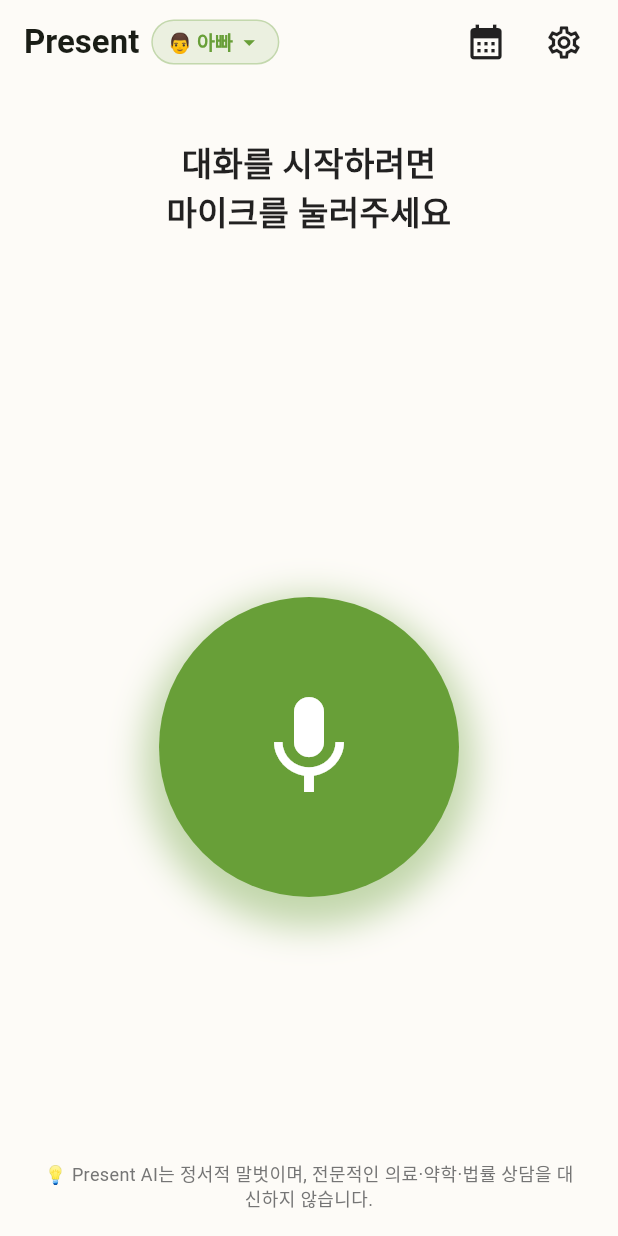
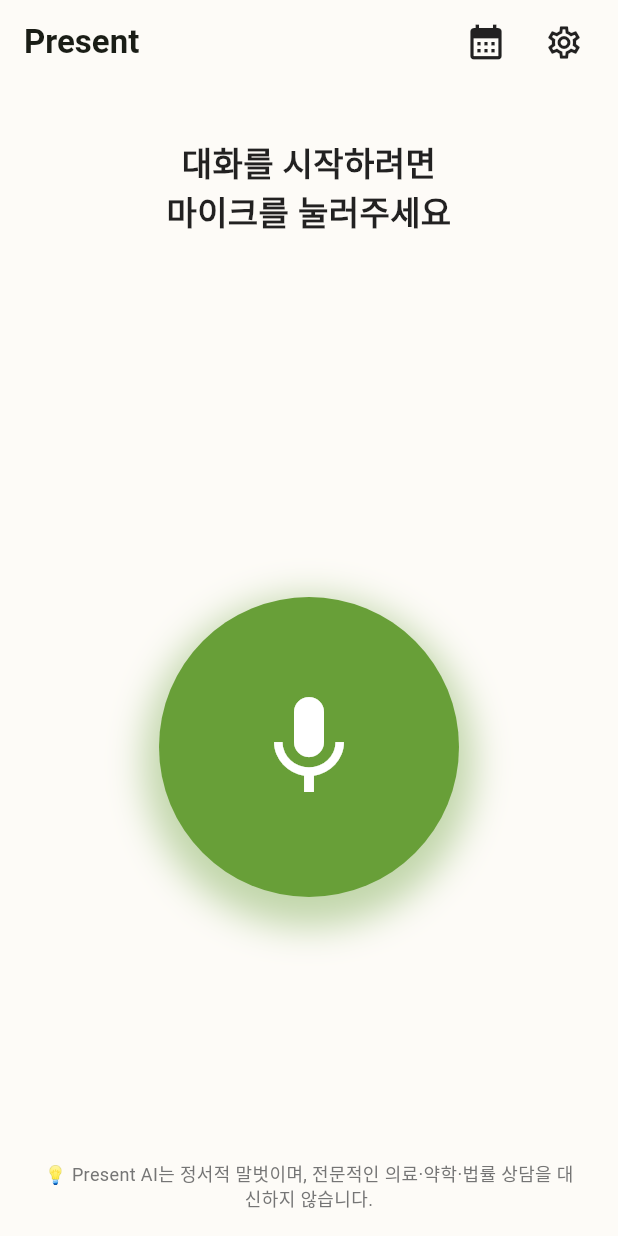
Before and after one commit to Forevernewvie/present, a Flutter app: the MainScreen screen opened by its route, after a tap on "아빠", on a phone screen of 412 x 824 dp. Run offline on Flutter 3.47's test engine with Material 3 defaults, Android fonts, the phone set to English and light mode, and no system bars; our stand-ins replace flutter_dotenv, flutter_riverpod, flutter_tts, go_router, permission_handler, shared_preferences and 3 more; missing offline and left inert: flutter_line_sdk, kakao_flutter_sdk_user; accounts and stored records are empty.

Commit message:
refactor(ui): hide top persona chip from AppBar for stability and retain backup, configure via settings dialog

```diff
--- a/lib/ui/main_screen.dart
+++ b/lib/ui/main_screen.dart
@@ -129,7 +129,6 @@ class _MainScreenState extends ConsumerState<MainScreen>
     });
 
     final voiceState = ref.watch(voiceChatProvider);
-    final settings = ref.watch(settingsProvider);
     final theme = Theme.of(context);
 
     // 4단계 상태 머신에 따른 안내 문구
@@ -162,44 +161,7 @@ class _MainScreenState extends ConsumerState<MainScreen>
       backgroundColor: theme.colorScheme.background,
       appBar: AppBar(
         titleSpacing: 16,
-        title: FittedBox(
-          fit: BoxFit.scaleDown,
-          alignment: Alignment.centerLeft,
-          child: Row(
-            mainAxisSize: MainAxisSize.min,
-            children: [
-              const Text('Present', style: TextStyle(fontWeight: FontWeight.bold, fontSize: 22)),
-              const SizedBox(width: 8),
-              InkWell(
-                onTap: () => PersonaBottomSheet.show(context),
-                borderRadius: BorderRadius.circular(20),
-                child: Container(
-                  padding: const EdgeInsets.symmetric(horizontal: 10, vertical: 5),
-                  decoration: BoxDecoration(
-                    color: theme.colorScheme.primary.withOpacity(0.12),
-                    borderRadius: BorderRadius.circular(20),
-                    border: Border.all(color: theme.colorScheme.primary.withOpacity(0.3)),
-                  ),
-                  child: Row(
-                    mainAxisSize: MainAxisSize.min,
-                    children: [
-                      Text(
-                        settings.parentTitle == '아빠' ? '👨 아빠' : '👩 엄마',
-                        style: TextStyle(
-                          fontSize: 13,
-                          fontWeight: FontWeight.bold,
-                          color: theme.colorScheme.primary,
-                        ),
-                      ),
-                      const SizedBox(width: 2),
-                      Icon(Icons.arrow_drop_down, size: 18, color: theme.colorScheme.primary),
-                    ],
-                  ),
-                ),
-              ),
-            ],
-          ),
-        ),
+        title: const Text('Present', style: TextStyle(fontWeight: FontWeight.bold, fontSize: 22)),
         backgroundColor: theme.colorScheme.background,
         elevation: 0,
         centerTitle: false,
@@ -358,4 +320,38 @@ class _MainScreenState extends ConsumerState<MainScreen>
       ),
     );
   }
+
+  /// [백업본]: 기존 AppBar 상단에 노출되던 페르소나/호칭 칩 위젯입니다.
+  /// 안정성 및 직관적 UX를 위해 현재는 설정(AppSettingsDialog)에만 노출되도록 숨김 처리되었습니다.
+  /// 필요 시 언제든 다시 연결할 수 있습니다.
+  // ignore: unused_element
+  Widget _buildAppBarPersonaChipBackup(BuildContext context, ThemeData theme, dynamic settings) {
+    return InkWell(
+      onTap: () => PersonaBottomSheet.show(context),
+      borderRadius: BorderRadius.circular(20),
+      child: Container(
+        padding: const EdgeInsets.symmetric(horizontal: 10, vertical: 5),
+        decoration: BoxDecoration(
+          color: theme.colorScheme.primary.withOpacity(0.12),
+          borderRadius: BorderRadius.circular(20),
+          border: Border.all(color: theme.colorScheme.primary.withOpacity(0.3)),
+        ),
+        child: Row(
+          mainAxisSize: MainAxisSize.min,
+          children: [
+            Text(
+              settings.parentTitle == '아빠' ? '👨 아빠' : '👩 엄마',
+              style: TextStyle(
+                fontSize: 13,
+                fontWeight: FontWeight.bold,
+                color: theme.colorScheme.primary,
+              ),
+            ),
+            const SizedBox(width: 2),
+            Icon(Icons.arrow_drop_down, size: 18, color: theme.colorScheme.primary),
+          ],
+        ),
+      ),
+    );
+  }
 }
```
Also changed, not shown: 2 other files.
